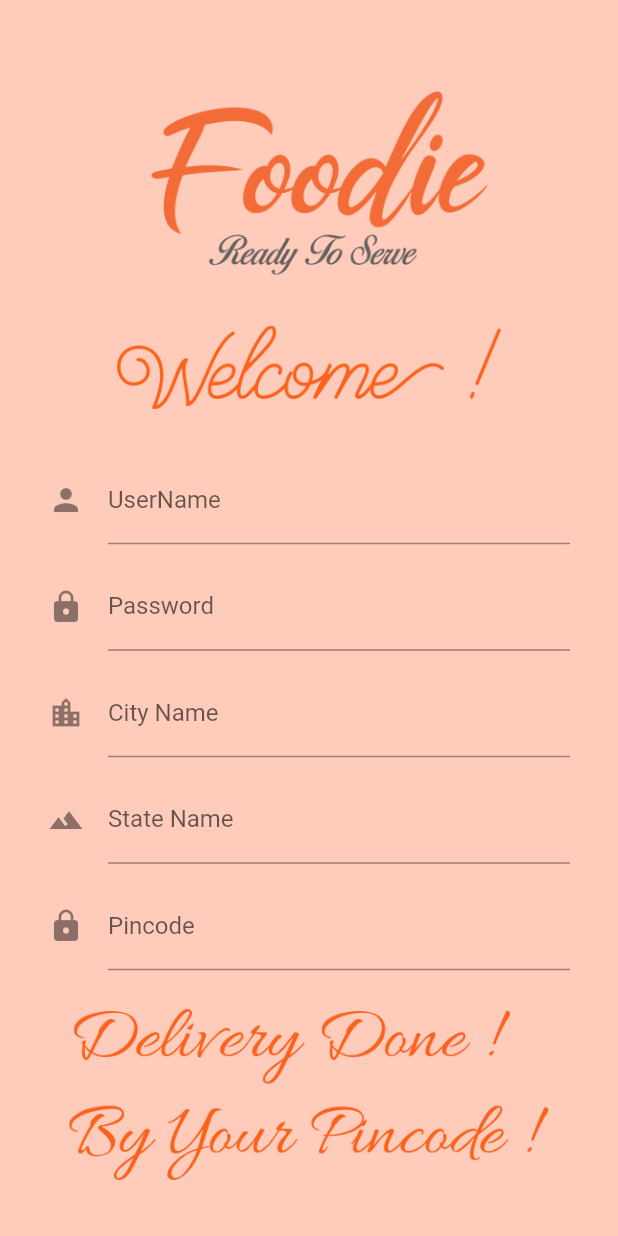
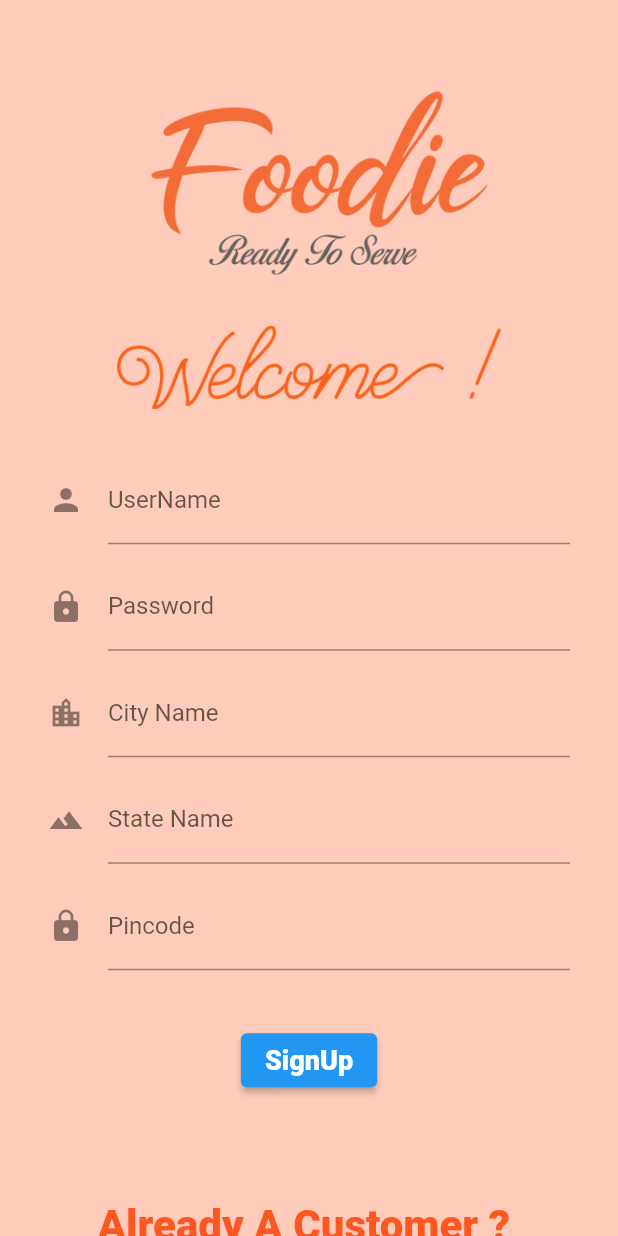
Before and after one commit to Admin-573/foodie, a Flutter app: the screen it shows after launch, on a phone screen of 412 x 824 dp. Run offline on Flutter 3.47's test engine with Material 2 defaults, Android fonts, the phone set to English and light mode, and no system bars.

Commit message:
Ok Bro Done

```diff
--- a/lib/main.dart
+++ b/lib/main.dart
@@ -1,5 +1,6 @@
 import 'package:flutter/material.dart';
 import 'package:foodie/foodmenu.dart';
+import 'package:foodie/signinform.dart';
 
 void main() {
   runApp(const MaterialApp(
@@ -51,7 +52,7 @@ class _HomeState extends State<Home> {
                 child: TextFormField(
                   decoration: const InputDecoration(
                     icon: Icon(Icons.person),
-                    hintText: "Enter User Name",
+                    hintText: "Create User Name",
                     labelText: "UserName"
                   ),
                   validator: (value){
@@ -73,7 +74,7 @@ class _HomeState extends State<Home> {
                   obscureText: true,
                   decoration: const InputDecoration(
                       icon: Icon(Icons.lock),
-                      hintText: "Enter Password",
+                      hintText: "Create Strong Password",
                       labelText: "Password"
                   ),
                   validator: (value){
@@ -152,23 +153,35 @@ class _HomeState extends State<Home> {
                 ),
               ),
 
-              const SizedBox(height: 20),
-
-              const Image(image: AssetImage('assets/des.png'),
-                fit: BoxFit.cover,
-                width: 320,),
-
-              const SizedBox(height: 70),
+              const SizedBox(height: 30),
 
               ElevatedButton(onPressed: (){
                 if(_formKey.currentState!.validate()) {
                   Navigator.push(context, MaterialPageRoute(builder: (context)=>const fooditems()));
                 }
               },
-                  child: const Text('LogIn',style: TextStyle(fontSize: 18,fontWeight: FontWeight.w900)
+                  child: const Text('SignUp',style: TextStyle(fontSize: 18,fontWeight: FontWeight.w900)
                   )
               ),
+
+              const SizedBox(height: 70),
+
+              const Text('Already A Customer ? ',style: TextStyle(fontWeight: FontWeight.w900,
+                  color: Colors.deepOrange,
+                  fontSize: 28),),
+
+              const SizedBox(height: 25,),
+
+              ElevatedButton(onPressed: (){
+                Navigator.push(context, MaterialPageRoute(builder: (context)=>const signin()));
+              },
+                  child:const Text('SignIn',style: TextStyle(
+                    fontSize: 18,fontWeight: FontWeight.w900,),
+                  ),
+              ),
+
               const SizedBox(height: 50)
+
             ],
           ),
         ),
--- a/pubspec.yaml
+++ b/pubspec.yaml
@@ -74,7 +74,7 @@ flutter:
     - assets/hotdog.jpg
     - assets/milkshake.jpg
     - assets/noodles.jpg
-    - assets/des.png
+    - assets/signin.png
 
   # An image asset can refer to one or more resolution-specific "variants", see
   # https://flutter.dev/assets-and-images/#resolution-aware
```
Also changed, not shown: lib/signinform.dart (added, +117 -0 lines), assets/des.png (deleted), assets/signin.png (added).
